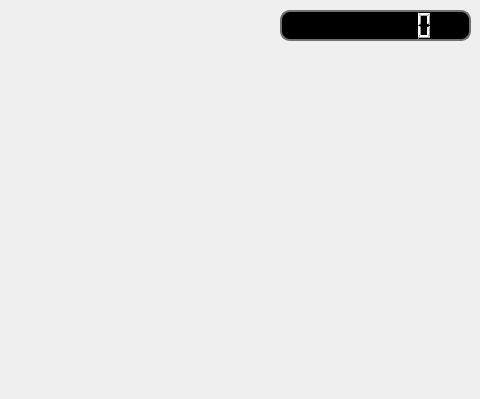
Old version of the form mainwindow.ui in the repository Redflyo/forcework_game; both pictures show x 720 to 1200 and y 0 to 399 of the 1200 by 399 pixel window.
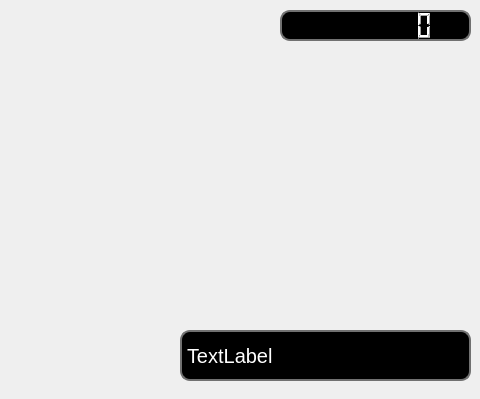
New version of the form. The open tabs and pages were chosen to show the change.

Commit message: Debut intro

Diff of the .ui file:
```diff
--- a/mainwindow.ui
+++ b/mainwindow.ui
@@ -191,6 +191,27 @@
        <enum>QLCDNumber::Filled</enum>
       </property>
      </widget>
+     <widget class="QLabel" name="introLabel">
+      <property name="geometry">
+       <rect>
+        <x>900</x>
+        <y>330</y>
+        <width>291</width>
+        <height>51</height>
+       </rect>
+      </property>
+      <property name="styleSheet">
+       <string notr="true">  background-color: rgb(0, 0, 0);
+  border: 2px solid rgb(113, 113, 113);
+  border-width: 2px;
+  border-radius: 10px;
+  color: rgb(255, 255, 255);
+  font-size: 20px;</string>
+      </property>
+      <property name="text">
+       <string>TextLabel</string>
+      </property>
+     </widget>
     </widget>
     <widget class="QWidget" name="Settings">
      <widget class="QFrame" name="frame_2">
```
Left out of the diff: 2 changed lines with no effect on the pictures.
